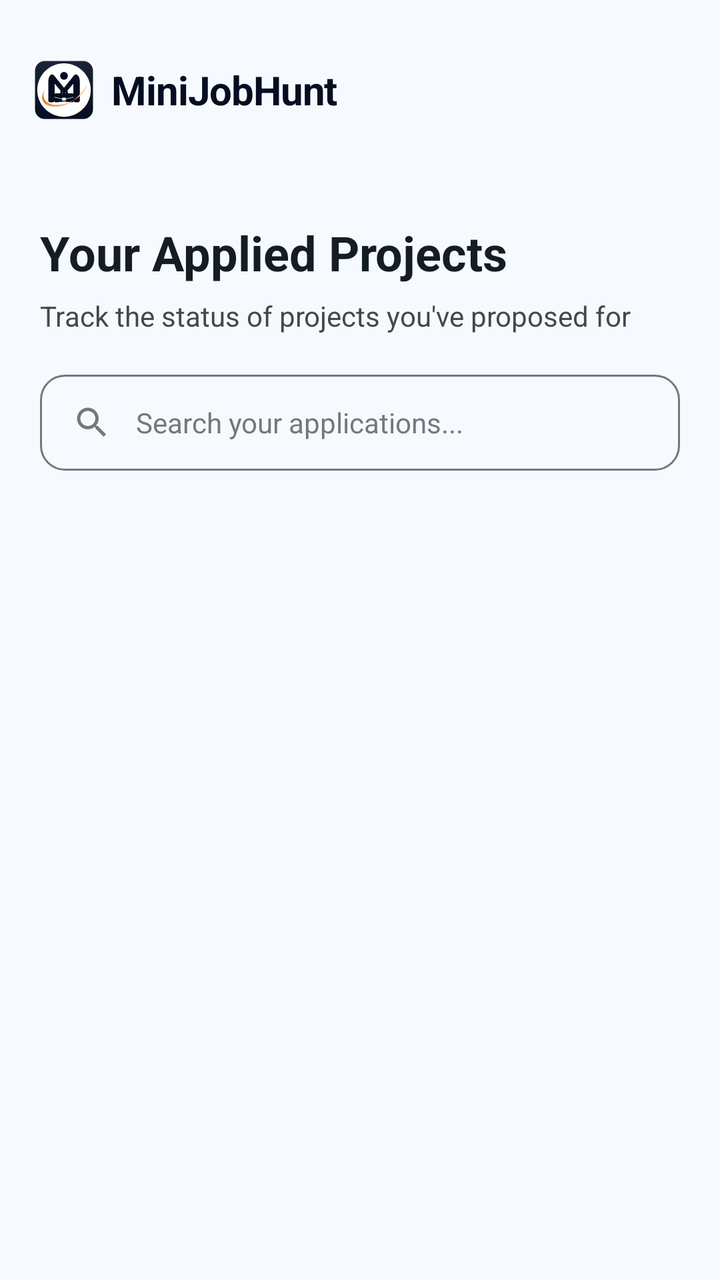
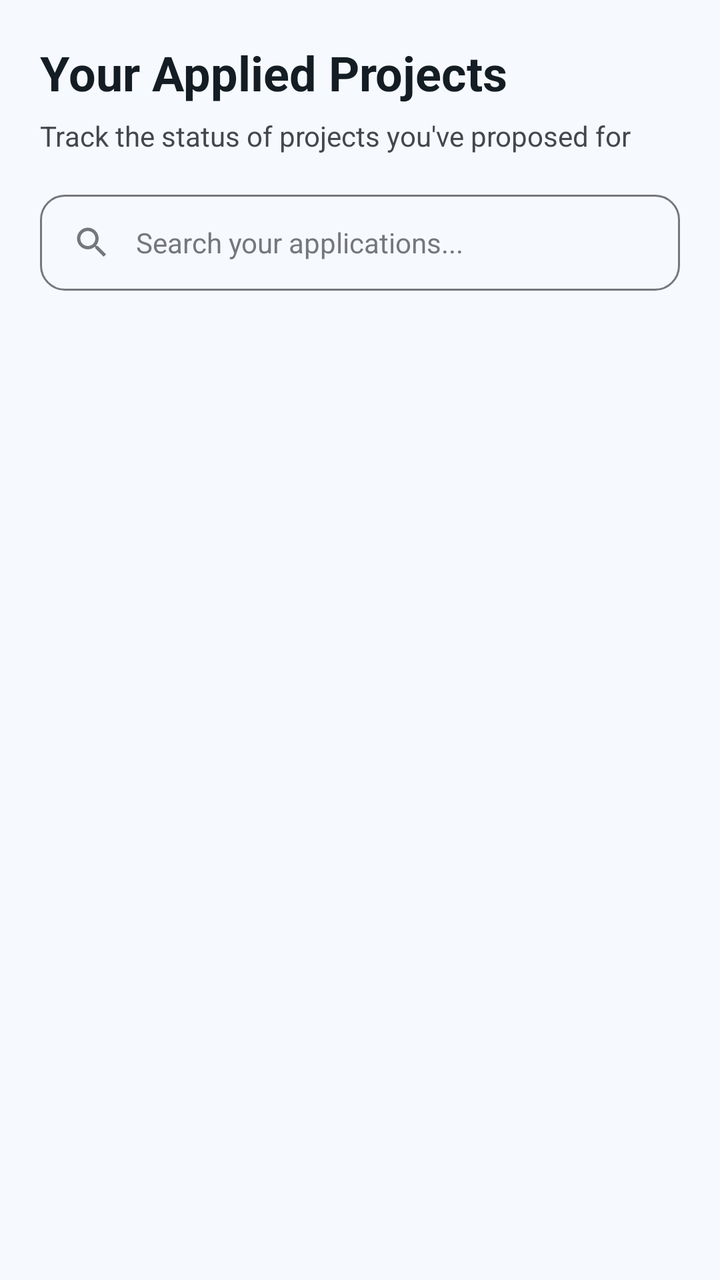

Screens rendered from an Android XML layout before and after an edit, with the pre-edit source and the edit as a unified diff.
<!-- AndroidManifest.xml: application theme Theme.MiniJobHunt -->
<!-- res/layout/fragment_freelancer_jobs.xml -->
<?xml version="1.0" encoding="utf-8"?>
<LinearLayout xmlns:android="http://schemas.android.com/apk/res/android"
    xmlns:app="http://schemas.android.com/apk/res-auto"
    xmlns:tools="http://schemas.android.com/tools"
    android:layout_width="match_parent"
    android:layout_height="match_parent"
    android:orientation="vertical"
    android:background="@color/background">

    
    <include
        android:id="@+id/header"
        layout="@layout/layout_common_header" />

    <LinearLayout
        android:layout_width="match_parent"
        android:layout_height="wrap_content"
        android:orientation="vertical"
        android:padding="20dp">

        <TextView
            android:layout_width="wrap_content"
            android:layout_height="wrap_content"
            android:text="Your Applied Projects"
            android:textSize="24sp"
            android:textStyle="bold"
            android:textColor="@color/text_primary" />

        <TextView
            android:layout_width="wrap_content"
            android:layout_height="wrap_content"
            android:layout_marginTop="6dp"
            android:text="Track the status of projects you've proposed for"
            android:textColor="@color/text_secondary" />

        <LinearLayout
            android:layout_width="match_parent"
            android:layout_height="48dp"
            android:layout_marginTop="20dp"
            android:background="@drawable/bg_input_rounded"
            android:orientation="horizontal"
            android:gravity="center_vertical"
            android:paddingHorizontal="16dp">

            <ImageView
                android:layout_width="20dp"
                android:layout_height="20dp"
                android:src="@drawable/ic_search_outlined"
                app:tint="@color/text_muted" />

            <EditText
                android:id="@+id/etSearchJobs"
                android:layout_width="match_parent"
                android:layout_height="match_parent"
                android:background="@android:color/transparent"
                android:hint="Search your applications..."
                android:paddingStart="12dp"
                android:textColor="@color/text_primary"
                android:textColorHint="@color/text_hint"
                android:textSize="14sp" />

        </LinearLayout>

    </LinearLayout>

    <androidx.recyclerview.widget.RecyclerView
        android:id="@+id/recyclerViewJobs"
        android:layout_width="match_parent"
        android:layout_height="match_parent"
        android:clipToPadding="false"
        android:paddingBottom="100dp"
        tools:listitem="@layout/item_freelancer_job" />

</LinearLayout>
<!-- res/layout/layout_common_header.xml (included above) -->
<?xml version="1.0" encoding="utf-8"?>
<RelativeLayout xmlns:android="http://schemas.android.com/apk/res/android"
    xmlns:app="http://schemas.android.com/apk/res-auto"
    android:layout_width="match_parent"
    android:layout_height="90dp"
    android:background="@color/surface"
    android:paddingHorizontal="16dp"
    android:paddingTop="24dp">

    <LinearLayout
        android:layout_width="wrap_content"
        android:layout_height="wrap_content"
        android:layout_centerVertical="true"
        android:gravity="center_vertical"
        android:orientation="horizontal">

        <ImageView
            android:layout_width="32dp"
            android:layout_height="32dp"
            android:src="@drawable/ic_mainlogo" />

        <TextView
            android:layout_width="wrap_content"
            android:layout_height="wrap_content"
            android:layout_marginStart="8dp"
            android:text="MiniJobHunt"
            android:textColor="@color/primary"
            android:textSize="20sp"
            android:textStyle="bold"
            android:letterSpacing="-0.02" />
    </LinearLayout>
</RelativeLayout>
<!-- res/layout/item_freelancer_job.xml (included above) -->
<?xml version="1.0" encoding="utf-8"?>
<androidx.cardview.widget.CardView
    xmlns:android="http://schemas.android.com/apk/res/android"
    xmlns:app="http://schemas.android.com/apk/res-auto"
    android:layout_width="match_parent"
    android:layout_height="wrap_content"
    android:layout_marginHorizontal="16dp"
    android:layout_marginVertical="8dp"
    app:cardBackgroundColor="@color/white"
    app:cardCornerRadius="16dp"
    app:cardElevation="2dp">

    <LinearLayout
        android:layout_width="match_parent"
        android:layout_height="wrap_content"
        android:orientation="vertical"
        android:padding="16dp">

        
        <LinearLayout
            android:layout_width="match_parent"
            android:layout_height="wrap_content"
            android:orientation="horizontal"
            android:gravity="center_vertical"
            android:layout_marginBottom="12dp">

            <com.google.android.material.imageview.ShapeableImageView
                android:id="@+id/imgClientProfile"
                android:layout_width="40dp"
                android:layout_height="40dp"
                android:scaleType="centerCrop"
                android:src="@drawable/ic_profile"
                app:shapeAppearanceOverlay="@style/CircleImage"
                app:strokeColor="@color/outline_variant"
                app:strokeWidth="1dp" />

            <LinearLayout
                android:layout_width="0dp"
                android:layout_height="wrap_content"
                android:layout_weight="1"
                android:orientation="vertical"
                android:layout_marginStart="12dp">

                <LinearLayout
                    android:layout_width="wrap_content"
                    android:layout_height="wrap_content"
                    android:orientation="horizontal"
                    android:gravity="center_vertical">

                    <TextView
                        android:id="@+id/txtClientName"
                        android:layout_width="wrap_content"
                        android:layout_height="wrap_content"
                        android:text="Client Name"
                        android:textColor="@color/primary"
                        android:textStyle="bold"
                        android:textSize="14sp" />

                    <ImageView
                        android:id="@+id/imgVerifiedBadge"
                        android:layout_width="20dp"
                        android:layout_height="20dp"
                        android:layout_marginStart="6dp"
                        android:src="@drawable/ic_verified"
                        android:visibility="gone"
                        android:contentDescription="Verified"/>

                </LinearLayout>

                <TextView
                    android:id="@+id/txtPostedAt"
                    android:layout_width="wrap_content"
                    android:layout_height="wrap_content"
                    android:text="Posted just now"
                    android:textColor="@color/text_secondary"
                    android:textSize="12sp" />

            </LinearLayout>

        </LinearLayout>

        <TextView
            android:id="@+id/txtJobTitle"
            android:layout_width="wrap_content"
            android:layout_height="wrap_content"
            android:text="Job Title"
            android:textSize="18sp"
            android:textStyle="bold"
            android:textColor="@color/primary" />

        <TextView
            android:id="@+id/txtJobDetails"
            android:layout_width="wrap_content"
            android:layout_height="wrap_content"
            android:layout_marginTop="6dp"
            android:text="Details"
            android:textColor="@color/text_secondary"
            android:textSize="14sp"
            android:lineSpacingExtra="2dp" />

        <LinearLayout
            android:layout_width="match_parent"
            android:layout_height="wrap_content"
            android:orientation="horizontal"
            android:gravity="center_vertical"
            android:layout_marginTop="12dp">

            <ImageView
                android:layout_width="16dp"
                android:layout_height="16dp"
                android:src="@drawable/ic_money"
                app:tint="@color/success" />

            <TextView
                android:id="@+id/txtJobBudget"
                android:layout_width="wrap_content"
                android:layout_height="wrap_content"
                android:layout_marginStart="6dp"
                android:text="Budget: Rs. 0"
                android:textColor="@color/success"
                android:textStyle="bold"
                android:textSize="14sp" />

        </LinearLayout>

        <RelativeLayout
            android:layout_width="match_parent"
            android:layout_height="wrap_content"
            android:layout_marginTop="16dp">

            <com.google.android.material.button.MaterialButton
                android:id="@+id/btnApply"
                style="@style/AppButton.Accent"
                android:layout_width="wrap_content"
                android:layout_height="42dp"
                android:layout_alignParentEnd="true"
                android:paddingHorizontal="24dp"
                android:text="Apply Now"
                android:textAllCaps="false"
                android:textSize="14sp" />

        </RelativeLayout>

        <LinearLayout
            android:id="@+id/layoutWork"
            android:layout_width="match_parent"
            android:layout_height="wrap_content"
            android:orientation="vertical"
            android:visibility="gone"
            tools:visibility="visible"
            xmlns:tools="http://schemas.android.com/tools">

            <View
                android:layout_width="match_parent"
                android:layout_height="1dp"
                android:background="@color/divider"
                android:layout_marginVertical="12dp" />

            <TextView
                android:id="@+id/txtWorkFile"
                android:layout_width="match_parent"
                android:layout_height="wrap_content"
                android:background="@drawable/bg_chip_light"
                android:padding="12dp"
                android:text="Attached File: none"
                android:textColor="@color/primary"
                android:textSize="13sp"
                android:textStyle="bold"
                android:drawableStart="@drawable/ic_upload"
                android:drawablePadding="8dp"
                android:visibility="gone" />

            <LinearLayout
                android:layout_width="match_parent"
                android:layout_height="wrap_content"
                android:orientation="horizontal"
                android:layout_marginTop="12dp">

                <com.google.android.material.button.MaterialButton
                    android:id="@+id/btnSubmitWork"
                    style="@style/AppButton.Primary"
                    android:layout_width="0dp"
                    android:layout_height="42dp"
                    android:layout_weight="1"
                    android:layout_marginEnd="6dp"
                    android:text="Submit Work"
                    android:textSize="13sp"
                    android:textAllCaps="false" />

                <com.google.android.material.button.MaterialButton
                    android:id="@+id/btnManageWork"
                    style="@style/AppButton.Ghost"
                    android:layout_width="0dp"
                    android:layout_height="42dp"
                    android:layout_weight="1"
                    android:layout_marginStart="6dp"
                    android:text="Manage"
                    android:textSize="13sp"
                    android:textAllCaps="false" />
            </LinearLayout>

            <com.google.android.material.button.MaterialButton
                android:id="@+id/btnRaiseConflict"
                style="@style/Widget.Material3.Button.TextButton"
                android:layout_width="match_parent"
                android:layout_height="wrap_content"
                android:layout_marginTop="4dp"
                android:text="Problem? Raise a Conflict"
                android:textColor="@color/accent"
                android:textSize="12sp"
                android:textAllCaps="false" />
        </LinearLayout>



    </LinearLayout>

</androidx.cardview.widget.CardView>
<!-- resources referenced by this layout -->
<resources>
  <color name="accent">#ba1a1a</color>
  <color name="background">#f6faff</color>
  <color name="divider">#c6c6cd</color>
  <color name="outline_variant">#c6c6cd</color>
  <color name="primary">#050e21</color>
  <color name="success">#10B981</color>
  <color name="surface">#f6faff</color>
  <color name="text_hint">#76777d</color>
  <color name="text_muted">#76777d</color>
  <color name="text_primary">#141d23</color>
  <color name="text_secondary">#45474c</color>
  <color name="white">#FFFFFF</color>
  <!-- drawable bg_chip_light (drawable) -->
  <?xml version="1.0" encoding="utf-8"?>
  <shape xmlns:android="http://schemas.android.com/apk/res/android"
      android:shape="rectangle">
      <solid android:color="@color/surface_container" />
      <corners android:radius="999dp" />
  </shape>
  <!-- drawable ic_mainlogo: vector/xml drawable (drawable, 3696 chars, omitted) -->
  <!-- drawable ic_profile (drawable) -->
  <vector xmlns:android="http://schemas.android.com/apk/res/android"
      android:width="24dp"
      android:height="24dp"
      android:viewportWidth="24"
      android:viewportHeight="24">
  
      <path
          android:fillColor="#666666"
          android:pathData="M12,12c2.21,0 4,-1.79 4,-4s-1.79,-4 -4,-4 -4,1.79 -4,4 1.79,4 4,4zm0,2c-2.67,0 -8,1.34 -8,4v2h16v-2c0,-2.66 -5.33,-4 -8,-4z"/>
  </vector>
  <!-- drawable ic_upload (drawable) -->
  <vector xmlns:android="http://schemas.android.com/apk/res/android"
      android:width="24dp"
      android:height="24dp"
      android:viewportWidth="24"
      android:viewportHeight="24">
  
      <path
          android:fillColor="#4CAF50"
          android:pathData="M5,20h14v-2H5v2zM12,2l-5.5,5.5 1.41,1.41L11,5.83V16h2V5.83l3.09,3.08 1.41-1.41L12,2z"/>
  </vector>
  <style name="AppButton.Primary" parent="Widget.Material3.Button">
          <item name="backgroundTint">@color/primary</item>
          <item name="android:textColor">@color/white</item>
          <item name="shapeAppearance">@style/ShapeAppearance.App.Medium</item>
          <item name="android:insetTop">0dp</item>
          <item name="android:insetBottom">0dp</item>
          <item name="android:letterSpacing">0.01</item>
          <item name="android:textStyle">bold</item>
      </style>
  <style name="CircleImage">
          <item name="cornerSize">50%</item>
      </style>
  <style name="Theme.MiniJobHunt" parent="Base.Theme.MiniJobHunt" />
  <color name="surface_container">#e6eff8</color>
  <color name="outline">#76777d</color>
  <color name="info">#050e21</color>
  <color name="orange_primary">#de6a00</color>
  <style name="ShapeAppearance.App.Medium" parent="ShapeAppearance.Material3.MediumComponent">
          <item name="cornerSize">12dp</item>
      </style>
  <color name="primary_container">#1b2437</color>
  <color name="on_primary_container">#828ba2</color>
  <color name="secondary">#5c5f60</color>
  <style name="AppText.HeadlineLarge">
          <item name="android:textSize">24sp</item>
          <item name="android:textStyle">bold</item>
          <item name="android:textColor">@color/text_primary</item>
          <item name="android:letterSpacing">-0.02</item>
      </style>
  <style name="AppText.TitleMedium">
          <item name="android:textSize">18sp</item>
          <item name="android:textStyle">bold</item>
          <item name="android:textColor">@color/text_primary</item>
      </style>
  <style name="AppText.BodyLarge">
          <item name="android:textSize">16sp</item>
          <item name="android:textColor">@color/text_secondary</item>
      </style>
  <style name="AppText.LabelMedium">
          <item name="android:textSize">12sp</item>
          <item name="android:textStyle">bold</item>
          <item name="android:textColor">@color/text_muted</item>
          <item name="android:letterSpacing">0.01</item>
      </style>
  <!-- unchanged entries left out for length: 7 -->
</resources>

<!-- the commit's change to res/layout/fragment_freelancer_jobs.xml (unified diff, before → after) -->
@@ -7,11 +7,6 @@
     android:orientation="vertical"
     android:background="@color/background">
 
-    
-    <include
-        android:id="@+id/header"
-        layout="@layout/layout_common_header" />
-
     <LinearLayout
         android:layout_width="match_parent"
         android:layout_height="wrap_content"
@@ -72,39 +67,6 @@
         tools:listitem="@layout/item_freelancer_job" />
 
 </LinearLayout>
-<!-- res/layout/layout_common_header.xml (included above) -->
-<?xml version="1.0" encoding="utf-8"?>
-<RelativeLayout xmlns:android="http://schemas.android.com/apk/res/android"
-    xmlns:app="http://schemas.android.com/apk/res-auto"
-    android:layout_width="match_parent"
-    android:layout_height="90dp"
-    android:background="@color/surface"
-    android:paddingHorizontal="16dp"
-    android:paddingTop="24dp">
-
-    <LinearLayout
-        android:layout_width="wrap_content"
-        android:layout_height="wrap_content"
-        android:layout_centerVertical="true"
-        android:gravity="center_vertical"
-        android:orientation="horizontal">
-
-        <ImageView
-            android:layout_width="32dp"
-            android:layout_height="32dp"
-            android:src="@drawable/ic_mainlogo" />
-
-        <TextView
-            android:layout_width="wrap_content"
-            android:layout_height="wrap_content"
-            android:layout_marginStart="8dp"
-            android:text="MiniJobHunt"
-            android:textColor="@color/primary"
-            android:textSize="20sp"
-            android:textStyle="bold"
-            android:letterSpacing="-0.02" />
-    </LinearLayout>
-</RelativeLayout>
 <!-- res/layout/item_freelancer_job.xml (included above) -->
 <?xml version="1.0" encoding="utf-8"?>
 <androidx.cardview.widget.CardView
<!-- resource entries referenced after the edit -->
@@ -6,7 +6,6 @@
   <color name="outline_variant">#c6c6cd</color>
   <color name="primary">#050e21</color>
   <color name="success">#10B981</color>
-  <color name="surface">#f6faff</color>
   <color name="text_hint">#76777d</color>
   <color name="text_muted">#76777d</color>
   <color name="text_primary">#141d23</color>
@@ -19,7 +18,6 @@
       <solid android:color="@color/surface_container" />
       <corners android:radius="999dp" />
   </shape>
-  <!-- drawable ic_mainlogo: vector/xml drawable (drawable, 3696 chars, omitted) -->
   <!-- drawable ic_profile (drawable) -->
   <vector xmlns:android="http://schemas.android.com/apk/res/android"
       android:width="24dp"
